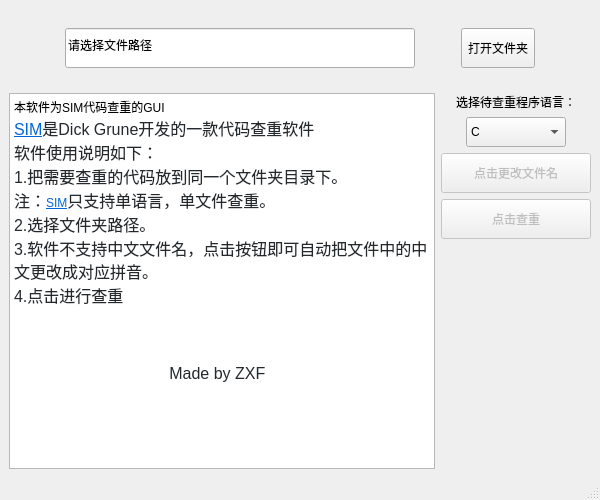
Before: the Qt Designer form UI.ui in ZxfBugProgrammer/SIMGUI, drawn with Qt 5.
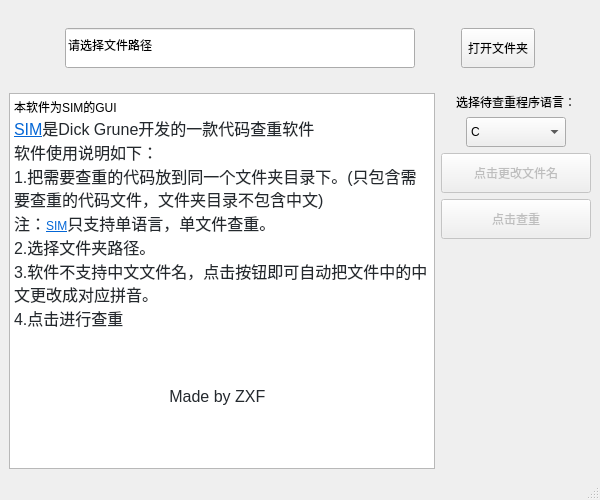
After: the same form once the commit is applied.

Diff of the .ui file:
```diff
--- a/UI.ui
+++ b/UI.ui
@@ -149,10 +149,10 @@
 &lt;html&gt;&lt;head&gt;&lt;meta name=&quot;qrichtext&quot; content=&quot;1&quot; /&gt;&lt;style type=&quot;text/css&quot;&gt;
 p, li { white-space: pre-wrap; }
 &lt;/style&gt;&lt;/head&gt;&lt;body style=&quot; font-family:'SimSun'; font-size:9pt; font-weight:400; font-style:normal;&quot;&gt;
-&lt;p style=&quot; margin-top:0px; margin-bottom:0px; margin-left:0px; margin-right:0px; -qt-block-indent:0; text-indent:0px;&quot;&gt;本软件为SIM代码查重的GUI&lt;/p&gt;
+&lt;p style=&quot; margin-top:0px; margin-bottom:0px; margin-left:0px; margin-right:0px; -qt-block-indent:0; text-indent:0px;&quot;&gt;本软件为SIM的GUI&lt;/p&gt;
 &lt;p style=&quot; margin-top:0px; margin-bottom:0px; margin-left:0px; margin-right:0px; -qt-block-indent:0; text-indent:0px;&quot;&gt;&lt;a href=&quot;https://dickgrune.com/Programs/similarity_tester/&quot;&gt;&lt;span style=&quot; font-family:'-apple-system'; font-size:16px; text-decoration: underline; color:#0366d6; background-color:#ffffff;&quot;&gt;SIM&lt;/span&gt;&lt;/a&gt;&lt;span style=&quot; font-family:'-apple-system'; font-size:16px; color:#24292e; background-color:#ffffff;&quot;&gt;是Dick Grune开发的一款代码查重软件&lt;/span&gt;&lt;/p&gt;
 &lt;p style=&quot; margin-top:0px; margin-bottom:0px; margin-left:0px; margin-right:0px; -qt-block-indent:0; text-indent:0px;&quot;&gt;&lt;span style=&quot; font-family:'-apple-system'; font-size:16px; color:#24292e; background-color:#ffffff;&quot;&gt;软件使用说明如下：&lt;/span&gt;&lt;/p&gt;
-&lt;p style=&quot; margin-top:0px; margin-bottom:0px; margin-left:0px; margin-right:0px; -qt-block-indent:0; text-indent:0px;&quot;&gt;&lt;span style=&quot; font-family:'-apple-system'; font-size:16px; color:#24292e; background-color:#ffffff;&quot;&gt;1.把需要查重的代码放到同一个文件夹目录下。&lt;/span&gt;&lt;/p&gt;
+&lt;p style=&quot; margin-top:0px; margin-bottom:0px; margin-left:0px; margin-right:0px; -qt-block-indent:0; text-indent:0px;&quot;&gt;&lt;span style=&quot; font-family:'-apple-system'; font-size:16px; color:#24292e; background-color:#ffffff;&quot;&gt;1.把需要查重的代码放到同一个文件夹目录下。(只包含需要查重的代码文件，文件夹目录不包含中文)&lt;/span&gt;&lt;/p&gt;
 &lt;p style=&quot; margin-top:0px; margin-bottom:0px; margin-left:0px; margin-right:0px; -qt-block-indent:0; text-indent:0px;&quot;&gt;&lt;span style=&quot; font-family:'-apple-system'; font-size:16px; color:#24292e; background-color:#ffffff;&quot;&gt;注：&lt;/span&gt;&lt;a href=&quot;https://dickgrune.com/Programs/similarity_tester/&quot;&gt;&lt;span style=&quot; font-family:'-apple-system'; text-decoration: underline; color:#0366d6; background-color:#ffffff;&quot;&gt;SIM&lt;/span&gt;&lt;/a&gt;&lt;span style=&quot; font-family:'-apple-system'; font-size:16px; color:#24292e; background-color:#ffffff;&quot;&gt;只支持单语言，单文件查重。&lt;/span&gt;&lt;/p&gt;
 &lt;p style=&quot; margin-top:0px; margin-bottom:0px; margin-left:0px; margin-right:0px; -qt-block-indent:0; text-indent:0px;&quot;&gt;&lt;span style=&quot; font-family:'-apple-system'; font-size:16px; color:#24292e; background-color:#ffffff;&quot;&gt;2.选择文件夹路径。&lt;/span&gt;&lt;/p&gt;
 &lt;p style=&quot; margin-top:0px; margin-bottom:0px; margin-left:0px; margin-right:0px; -qt-block-indent:0; text-indent:0px;&quot;&gt;&lt;span style=&quot; font-family:'-apple-system'; font-size:16px; color:#24292e; background-color:#ffffff;&quot;&gt;3.软件不支持中文文件名，点击按钮即可自动把文件中的中文更改成对应拼音。&lt;/span&gt;&lt;/p&gt;
```
Left out of the diff: 4 changed lines with no effect on the pictures.
